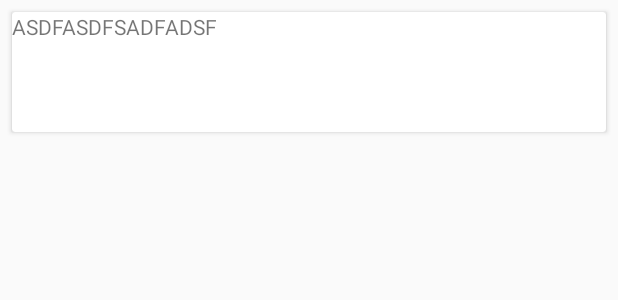
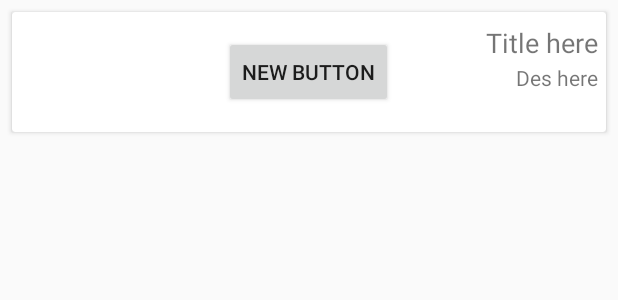
Before and after one commit to fruitbraker/Draw-It-v2, an Android app: the layout card_dashboard_item.xml on its own in the app's theme, with its tools: preview values and no code run, on a phone screen of 412 x 824 dp. Shown: the top 300 px of the screen. Run offline under Robolectric (Android 15) with nearby library versions, the phone set to English and light mode, and no system bars.

Commit message:
Got RecyclerView working.
Also squashed some bugs too.

```diff
--- a/app/src/main/res/layout/activity_dashboard.xml
+++ b/app/src/main/res/layout/activity_dashboard.xml
@@ -22,4 +22,5 @@
         app:headerLayout="@layout/nav_header_dashboard"
         app:menu="@menu/activity_dashboard_drawer" />
 
+
 </android.support.v4.widget.DrawerLayout>
--- a/app/src/main/res/layout/app_bar_dashboard.xml
+++ b/app/src/main/res/layout/app_bar_dashboard.xml
@@ -23,6 +23,7 @@
 
     <include layout="@layout/content_dashboard" />
 
+
     <android.support.design.widget.FloatingActionButton
         android:id="@+id/fab"
         android:layout_width="wrap_content"
--- a/app/src/main/res/layout/card_dashboard_item.xml
+++ b/app/src/main/res/layout/card_dashboard_item.xml
@@ -9,9 +9,37 @@
         android:layout_width="match_parent"
         android:layout_height="match_parent">
         <TextView
+            android:paddingTop="8dp"
+            android:paddingLeft="5dp"
+            android:paddingRight="5dp"
+            android:textSize="18sp"
             android:layout_width="wrap_content"
             android:layout_height="wrap_content"
-            android:text="ASDFASDFSADFADSF"/>
+            android:text="Title here"
+            android:id="@+id/tv_card_title"
+            android:layout_alignParentTop="true"
+            android:layout_alignParentRight="true"
+            android:layout_alignParentEnd="true" />
+
+        <TextView
+            android:paddingTop="8dp"
+            android:paddingLeft="5dp"
+            android:paddingRight="5dp"
+            android:layout_width="wrap_content"
+            android:layout_height="wrap_content"
+            android:text="Des here"
+            android:id="@+id/tv_card_des"
+            android:layout_centerVertical="true"
+            android:layout_alignRight="@+id/tv_card_title"
+            android:layout_alignEnd="@+id/tv_card_title" />
+
+        <Button
+            android:layout_width="wrap_content"
+            android:layout_height="wrap_content"
+            android:text="New Button"
+            android:id="@+id/button4"
+            android:layout_centerVertical="true"
+            android:layout_centerHorizontal="true" />
     </RelativeLayout>
 
 </android.support.v7.widget.CardView>
```
Also changed, not shown: app/src/main/java/com/pericstudio/drawit/CreateAccount.java (+11 -7 lines), app/src/main/java/com/pericstudio/drawit/Dashboard.java (+131 -33 lines), app/src/main/java/com/pericstudio/drawit/Drawing.java (renamed from app/src/main/java/com/pericstudio/drawit/Drawings.java, +14 -1 lines), app/src/main/java/com/pericstudio/drawit/Login.java (+7 -4 lines), app/src/main/java/com/pericstudio/drawit/RecyclerViewAdapter.java (+53 -1 lines), app/src/main/java/com/pericstudio/drawit/User.java (+11 -0 lines), app/src/main/java/com/pericstudio/drawit/UserObjectIDs.java (added, +116 -0 lines), app/src/main/res/layout/content_dashboard.xml (+5 -3 lines).
